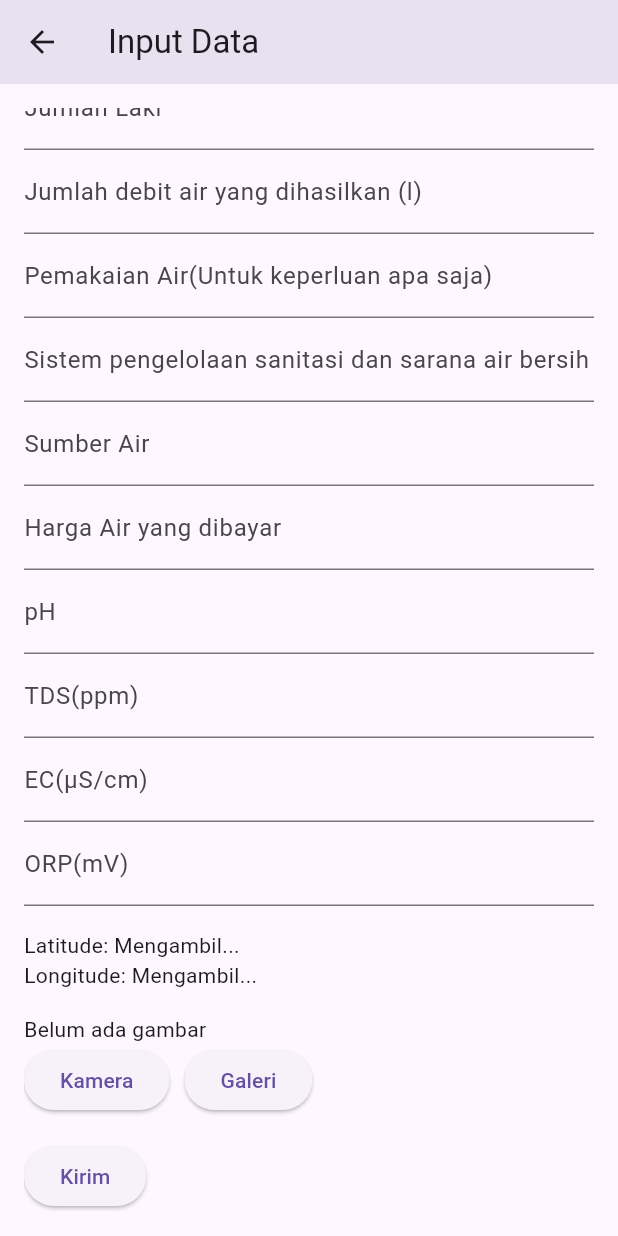
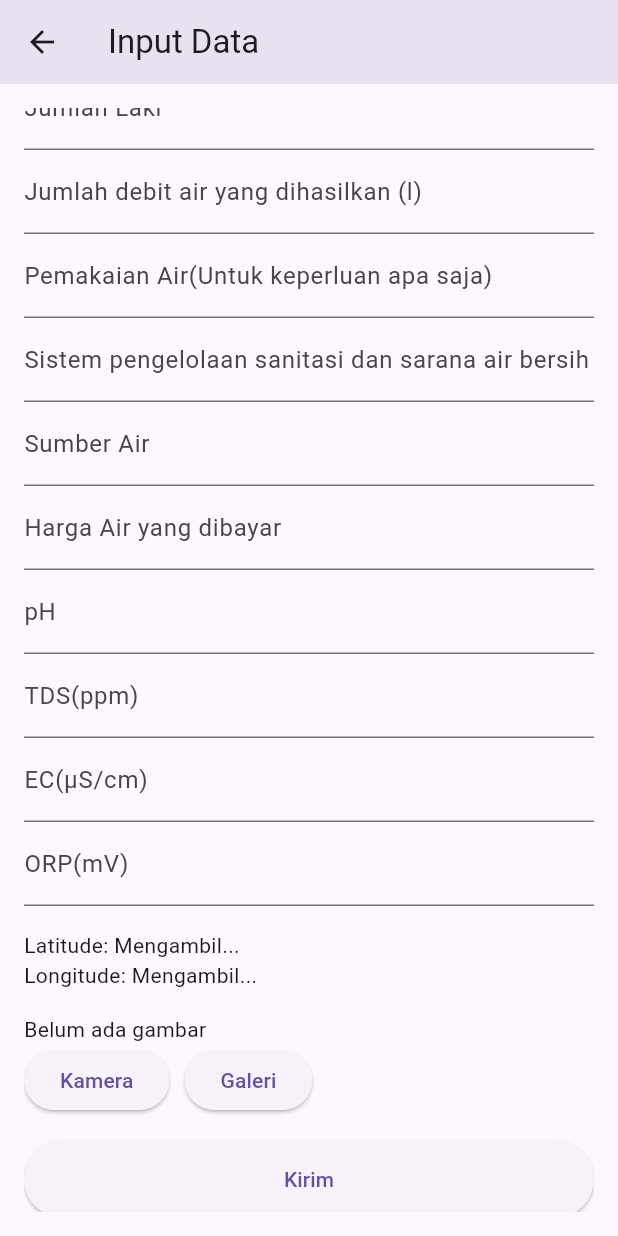
Before and after one commit to hokacristian/Moneva-App, a Flutter app: the InputFormPage screen opened directly, scrolled down 372 dp, on a phone screen of 412 x 824 dp. Run offline on Flutter 3.47's test engine with Material 3 defaults, Android fonts, the phone set to English and light mode, and no system bars; our stand-ins replace flutter_dotenv, geolocator, image_picker, shared_preferences; accounts and stored records are empty; network calls fail.

Commit message:
feat : add loading bar for inputpage

```diff
--- a/lib/presentation/pages/form/input_form_page.dart
+++ b/lib/presentation/pages/form/input_form_page.dart
@@ -17,6 +17,8 @@ class _InputFormPageState extends State<InputFormPage> {
   File? imageFile;
   double? latitude;
   double? longitude;
+  bool isLoading = false;
+
   final TextEditingController jmlhBantuanController = TextEditingController();
   final TextEditingController jmlhKKController = TextEditingController();
   final TextEditingController jmlhPerempuanController = TextEditingController();
@@ -79,8 +81,10 @@ class _InputFormPageState extends State<InputFormPage> {
     }
   }
 
+  // 🔥 SUBMIT FORM
   void _submitForm() {
-    if (_formKey.currentState!.validate()) {
+    if (_formKey.currentState!.validate() && !isLoading) {
+      setState(() => isLoading = true);
       Map<String, dynamic> formData = {
         'lokasi': selectedLocation,
         'jenisBantuan': selectedBantuan,
@@ -106,6 +110,8 @@ class _InputFormPageState extends State<InputFormPage> {
       Provider.of<InputProvider>(context, listen: false)
           .createFormInput(formData)
           .then((success) {
+        setState(() => isLoading = false); // 🔥 Matikan loading setelah request selesai
+
         if (success) {
           ScaffoldMessenger.of(context).showSnackBar(
             SnackBar(content: Text('Data berhasil dikirim')),
@@ -116,6 +122,11 @@ class _InputFormPageState extends State<InputFormPage> {
             SnackBar(content: Text('Gagal mengirim data')),
           );
         }
+      }).catchError((error) {
+        setState(() => isLoading = false); // 🔥 Pastikan loading mati jika error terjadi
+        ScaffoldMessenger.of(context).showSnackBar(
+          SnackBar(content: Text('Terjadi kesalahan: $error')),
+        );
       });
     }
   }
@@ -324,10 +335,26 @@ class _InputFormPageState extends State<InputFormPage> {
                   ],
                 ),
                 SizedBox(height: 16),
-                ElevatedButton(
-                  onPressed: _submitForm,
-                  child: Text('Kirim'),
-                ),
+                 // 🔥 Tombol Kirim dengan Loading Indicator
+                SizedBox(
+                  width: double.infinity,
+                  child: ElevatedButton(
+                    onPressed: isLoading ? null : _submitForm, // 🔥 Disable jika loading
+                    style: ElevatedButton.styleFrom(
+                      padding: EdgeInsets.symmetric(vertical: 16),
+                    ),
+                    child: isLoading
+                        ? SizedBox(
+                            width: 24,
+                            height: 24,
+                            child: CircularProgressIndicator(
+                              color: Colors.white,
+                              strokeWidth: 3,
+                            ),
+                          )
+                        : Text('Kirim'),
+                  ),
+                )
               ],
             ),
           ),
```
